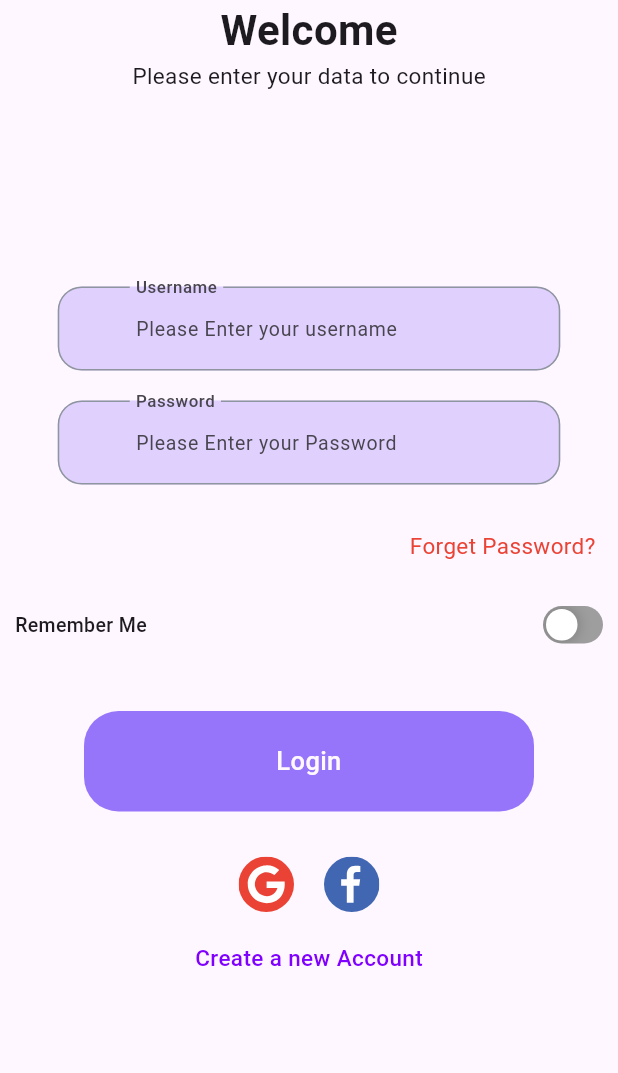
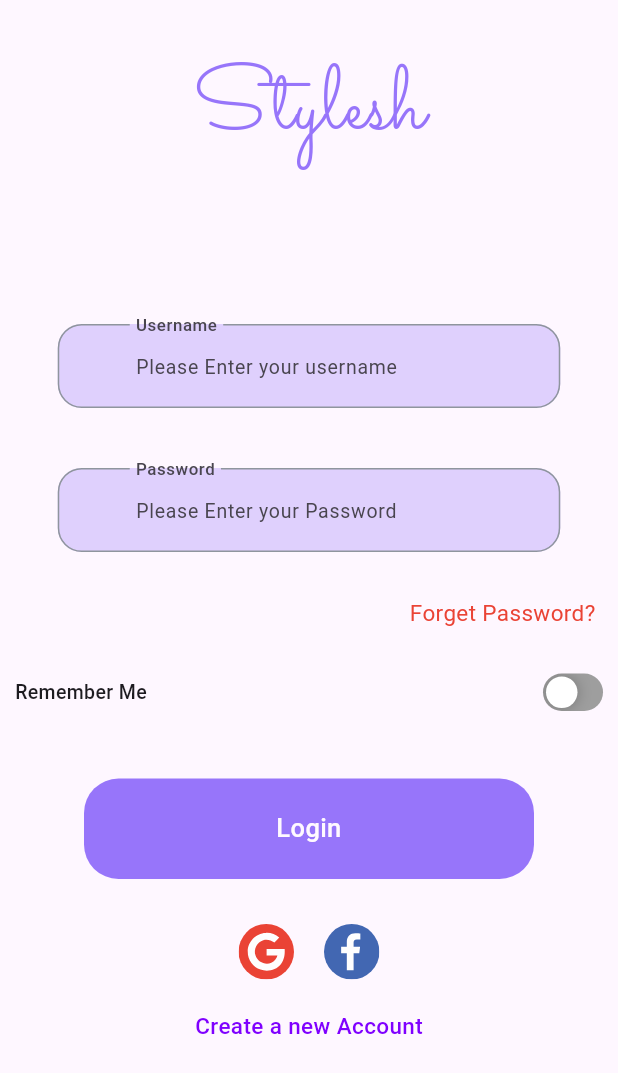
Before and after one commit to MohaMdSalah2003/Ecommerce_app, a Flutter app: the screen it shows after launch, on a phone screen of 412 x 824 dp. Shown: the top 1073 px of the screen. Run offline on Flutter 3.47's test engine with Material 3 defaults, Android fonts, the phone set to English and light mode, and no system bars; drawn by our look-alikes of flutter_advanced_switch; our stand-ins replace dio, flashy_tab_bar2, flutter_animate, flutter_svg, get; project files that could hold a hidden picture were left out.

Commit message:
home_update

```diff
--- a/lib/core/utils/styles.dart
+++ b/lib/core/utils/styles.dart
@@ -43,6 +43,12 @@ abstract class Styles {
     fontFamily: "Sacramento"
 
   );
+  static const text60RegularSacramento = TextStyle(
+    fontSize: 60,
+    fontWeight: FontWeight.w400,
+    fontFamily: "Sacramento"
+
+  );
   static const text50RegularFiraSan = TextStyle(
     fontSize: 50,
     fontWeight: FontWeight.w400,
--- a/lib/features/Auth/presentation/views/widgets/login_view_body.dart
+++ b/lib/features/Auth/presentation/views/widgets/login_view_body.dart
@@ -1,4 +1,3 @@
-
 import 'package:ecommerce_app/core/utils/styles.dart';
 import 'package:ecommerce_app/core/widgets/custom_button.dart';
 import 'package:ecommerce_app/core/widgets/custom_text_field.dart';
@@ -7,16 +6,14 @@ import 'package:ecommerce_app/features/Auth/presentation/views/gender_view.dart'
 import 'package:ecommerce_app/features/Auth/presentation/views/signup_view.dart';
 import 'package:ecommerce_app/features/Auth/presentation/views/widgets/FaceOrGoogleButton.dart';
 
-
 import 'package:flutter/material.dart';
 import 'package:flutter/widgets.dart';
 import 'package:flutter_advanced_switch/flutter_advanced_switch.dart';
 import 'package:flutter_svg/svg.dart';
 import 'package:get/get.dart';
 
-
 class LoginViewBody extends StatefulWidget {
-   LoginViewBody({super.key});
+  const LoginViewBody({super.key});
 
   @override
   State<LoginViewBody> createState() => _LoginViewBodyState();
@@ -27,11 +24,11 @@ final _controller = ValueNotifier<bool>(false);
 
   bool _checked = false;
 
+  @override
   void initState() {
     super.initState();
 
     _controller.addListener(() {
-
       setState(() {
         if (_controller.value) {
           _checked = true;
@@ -49,36 +46,62 @@ void initState() {
         child: Column(
           crossAxisAlignment: CrossAxisAlignment.center,
           children: [
-            Text("Welcome",style: Styles.text28SemiBold,),
-            Text("Please enter your data to continue",style: Styles.text15Regular,),
-            SizedBox(height: 130,),
-            CustomTextField(hintText: "Please Enter your username",
-            labelText: "Username",),
-            const  SizedBox(height: 20,),
-            CustomTextField(hintText: "Please Enter your Password",
-            labelText: "Password",)
-          ,
-            const SizedBox(height: 30,),
+            const SizedBox(
+              height: 30,
+            ),
+            Text(
+              "Stylesh",
+              style: Styles.text60RegularSacramento
+                  .copyWith(color: const Color(0xff9775FA)),
+            ),
+
+            const SizedBox(
+              height: 100,
+            ),
+            const CustomTextField(
+              hintText: "Please Enter your username",
+              labelText: "Username",
+            ),
+            const SizedBox(
+              height: 40,
+            ),
+            const CustomTextField(
+              hintText: "Please Enter your Password",
+              labelText: "Password",
+            ),
+            const SizedBox(
+              height: 30,
+            ),
             Padding(
-              padding:const EdgeInsets.only(right: 15),
+              padding: const EdgeInsets.only(right: 15),
               child: Align(
                 alignment: Alignment.centerRight,
                 child: GestureDetector(
-                  onTap: (){
-                    Get.to(()=>ForgotPasswordView());
+                    onTap: () {
+                      Get.to(() => const ForgotPasswordView());
                     },
-                  child: Text("Forget Password?",style: Styles.text15Regular.copyWith(color:const Color(0xFFEA4335),),)),
+                    child: Text(
+                      "Forget Password?",
+                      style: Styles.text15Regular.copyWith(
+                        color: const Color(0xFFEA4335),
+                      ),
+                    )),
               ),
             ),
-            SizedBox(height: 30,),
+            const SizedBox(
+              height: 30,
+            ),
             Padding(
-              padding: EdgeInsetsDirectional.symmetric(horizontal: 10),
+              padding: const EdgeInsetsDirectional.symmetric(horizontal: 10),
               child: Row(
                 mainAxisAlignment: MainAxisAlignment.spaceBetween,
                 children: [
-                  Text("Remember Me",style: Styles.text13Medium,),
+                  const Text(
+                    "Remember Me",
+                    style: Styles.text13Medium,
+                  ),
                   AdvancedSwitch(
-                    activeColor: Color(0xff9775FA),
+                    activeColor: const Color(0xff9775FA),
                     width: 40,
                     height: 25,
                     controller: _controller,
@@ -86,30 +109,43 @@ void initState() {
                 ],
               ),
             ),
-            SizedBox(height: 20,),
-
+            const SizedBox(
+              height: 20,
+            ),
 
             // Padding(
             //   padding: const EdgeInsets.symmetric(horizontal: 10),
             //   child: Text("By connecting your account confirm that you agree with our Term and Condition",style: Styles.text13Regular,textAlign: TextAlign.center,),
             // ),
-            SizedBox(height: 25,),
+            const SizedBox(
+              height: 25,
+            ),
             GestureDetector(
-              onTap: (){
+                onTap: () {
                   Get.to(() => const GenderView());
                 },
-              child: CustomButton(title: "Login",onTap: (){
-                Get.to(()=>const GenderView());
-              },)),
-             const SizedBox(height: 30,),
-              Faceorgooglebutton(),
-               SizedBox(height: 20,),
+                child: CustomButton(
+                  title: "Login",
+                  onTap: () {
+                    Get.to(() => const GenderView());
+                  },
+                )),
+            const SizedBox(
+              height: 30,
+            ),
+            const Faceorgooglebutton(),
+            const SizedBox(
+              height: 20,
+            ),
             GestureDetector(
-                onTap: (){
-                  Get.to(()=>SignUpView());
+                onTap: () {
+                  Get.to(() => const SignUpView());
                 },
-                child: Text("Create a new Account",style: Styles.text15Medium.copyWith(color: Color(0xff7F00FF)),))
-
+                child: Text(
+                  "Create a new Account",
+                  style: Styles.text15Medium
+                      .copyWith(color: const Color(0xff7F00FF)),
+                ))
           ],
         ),
       ),
--- a/lib/features/Home/presentation/view/home_view_body.dart
+++ b/lib/features/Home/presentation/view/home_view_body.dart
@@ -89,7 +89,7 @@ class HomeViewBody extends StatelessWidget {
               itemCount: 10,
               gridDelegate: const SliverGridDelegateWithFixedCrossAxisCount(
                 crossAxisCount: 2,
-                mainAxisSpacing: 10,
+                mainAxisSpacing: 65,
                 crossAxisSpacing: 10,
               ),
               itemBuilder: (context, index) {
```
Also changed, not shown: lib/features/Home/presentation/view/custom_gridview_item.dart (+33 -28 lines), pubspec.yaml (+10 -11 lines). Lines whose indentation alone changed are shown as unchanged.
